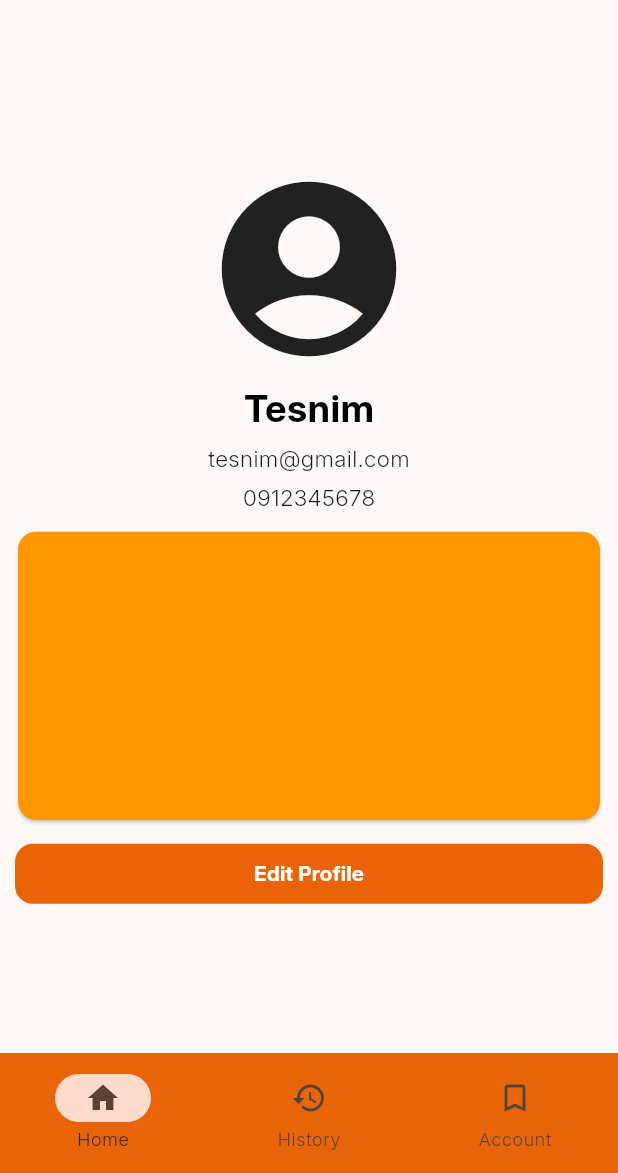
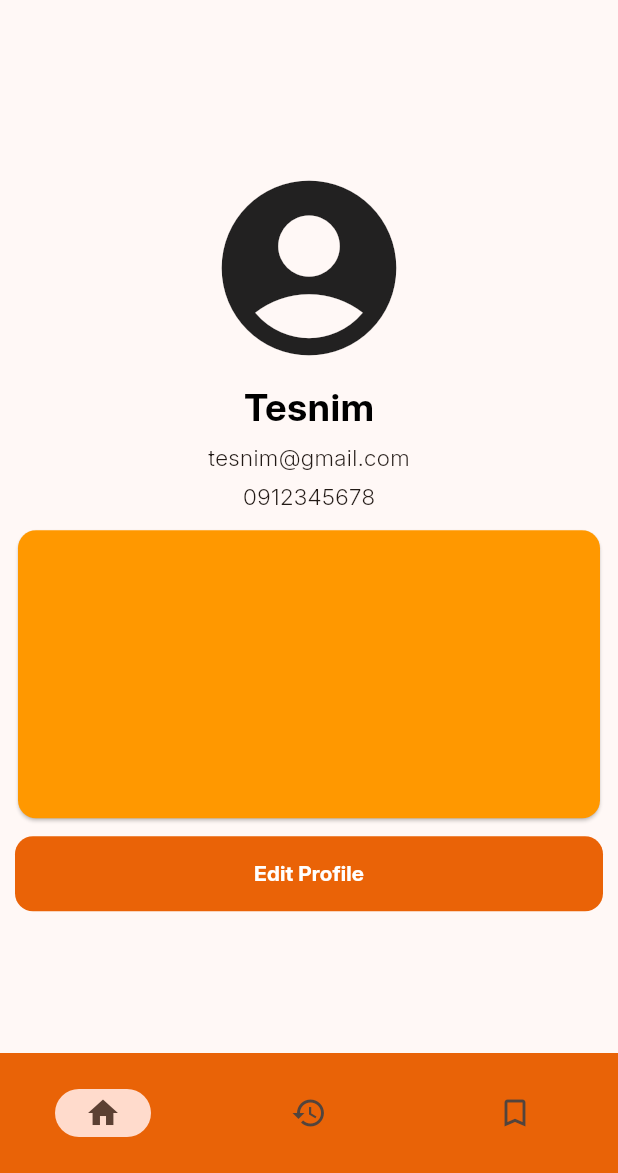
Before and after one commit to Reyan1234567/Car-Booking-and-Inventory-Management-flutter, a Flutter app: the AccountScreen screen opened by its route, on a phone screen of 412 x 824 dp, the part 63-1236 px from its top. Run offline on Flutter 3.47's test engine with Material 3 defaults, Android fonts, the phone set to English and light mode, and no system bars; our stand-ins replace dio, flutter_riverpod, go_router, riverpod, shared_preferences; accounts and stored records are empty.

Commit message:
editied some of the presentation code

```diff
--- a/lib/Presentation/Screens/AccountScreen.dart
+++ b/lib/Presentation/Screens/AccountScreen.dart
@@ -45,7 +45,7 @@ class _AccountScreenState extends State<AccountScreen> {
                 child: Card(color: Colors.orange,shape:RoundedRectangleBorder(borderRadius:BorderRadius.circular(12)),),
               ),
             ),
-            Padding(padding: EdgeInsets.symmetric(horizontal: 10), child:SizedBox(width: double.infinity,child: customTextButton(()=>{context.go('/account1')}, "Edit Profile")) ,)
+            Padding(padding: EdgeInsets.symmetric(horizontal: 10), child:SizedBox(width: double.infinity,child: customTextButton(()=>{context.push('/account1')}, "Edit Profile")) ,)
           ],
         ),
       ),
--- a/lib/Presentation/Screens/AccountScreen1.dart
+++ b/lib/Presentation/Screens/AccountScreen1.dart
@@ -19,7 +19,7 @@ class _Accountscreen1State extends State<Accountscreen1> {
   Widget build(BuildContext context) {
     return Scaffold(
       appBar:AppBar(
-        leading: IconButton(onPressed:()=>{context.canPop},icon: Icon(Icons.arrow_back_ios)),
+        leading: IconButton(onPressed:()=>{context.pop()},icon: Icon(Icons.arrow_back_ios)),
         title: Center(child: Text("Profile")),
       ),
       body:SizedBox(height: double.infinity, width: double.infinity,
@@ -49,6 +49,5 @@ class _Accountscreen1State extends State<Accountscreen1> {
         ),
       ),
     );
-
   }
 }
--- a/lib/Presentation/widgets/TextButton.dart
+++ b/lib/Presentation/widgets/TextButton.dart
@@ -5,7 +5,7 @@ TextButton customTextButton(onPressed, text){
       style: TextButton.styleFrom(
           backgroundColor: Color(0xFFEA6307),
           foregroundColor: Colors.white,
-          padding:EdgeInsets.symmetric(horizontal:20, vertical: 10),
+          padding:EdgeInsets.symmetric(horizontal:20, vertical: 15),
           shape:RoundedRectangleBorder(
             borderRadius: BorderRadius.circular(12),
           ),
--- a/lib/Presentation/widgets/bottomNavbar.dart
+++ b/lib/Presentation/widgets/bottomNavbar.dart
@@ -14,7 +14,7 @@ class _bottomNavBarState extends State<bottomNavBar> {
   @override
   Widget build(BuildContext context) {
     return NavigationBar(
-        labelBehavior: NavigationDestinationLabelBehavior.alwaysShow,
+        labelBehavior: NavigationDestinationLabelBehavior.alwaysHide,
         selectedIndex: currentPageIndex,
         backgroundColor:Color(0xffe96307),
         animationDuration: Duration(milliseconds: 500),
@@ -22,7 +22,7 @@ class _bottomNavBarState extends State<bottomNavBar> {
           setState(() {
             currentPageIndex = index;
             if(index==0){
-              context.go('/home');
+              context.go('/');
             }
             else if(index==1){
               context.go('/history');
@@ -35,7 +35,7 @@ class _bottomNavBarState extends State<bottomNavBar> {
         destinations: const <Widget>[
           NavigationDestination(icon: Icon(Icons.home), label: 'Home', ),
           NavigationDestination(icon: Icon(Icons.history), label: 'History'),
-          NavigationDestination(selectedIcon: Icon(Icons.account_circle), icon: Icon(Icons.bookmark_border), label: 'Account',
+          NavigationDestination(icon: Icon(Icons.bookmark_border), label: 'Account',
           )]);
   }
 }
```
Also changed, not shown: pubspec.lock.
